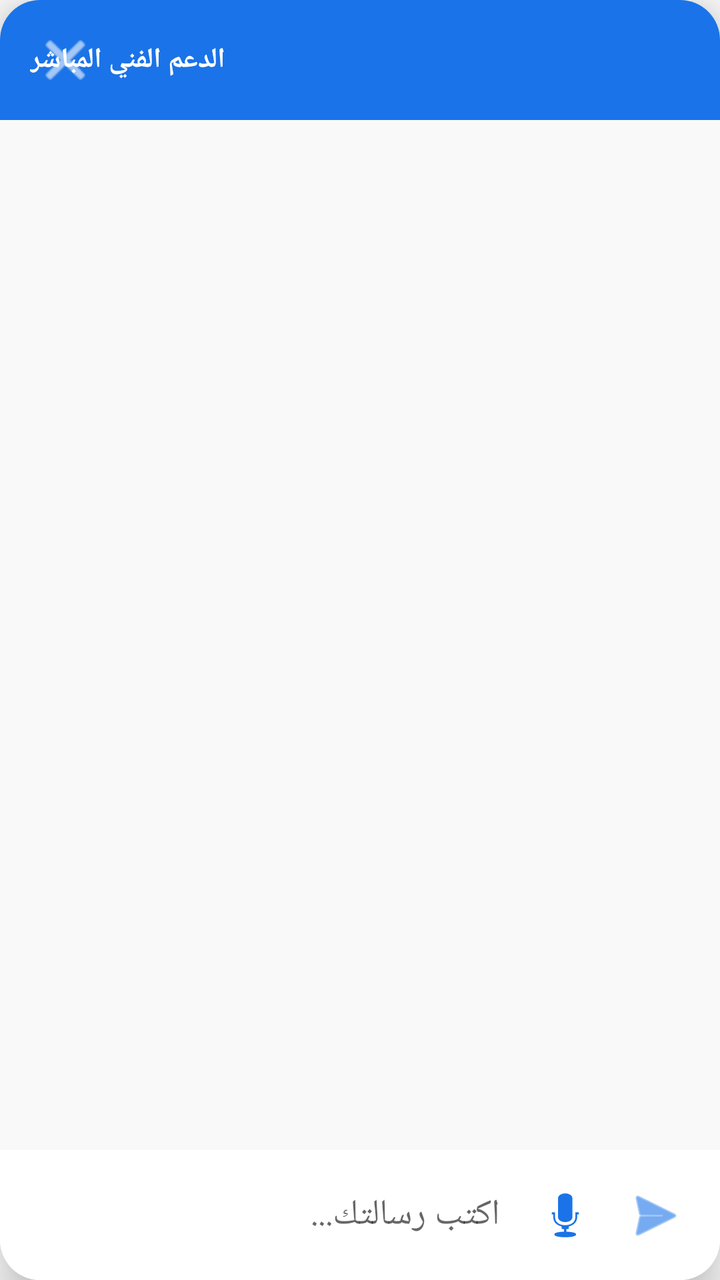
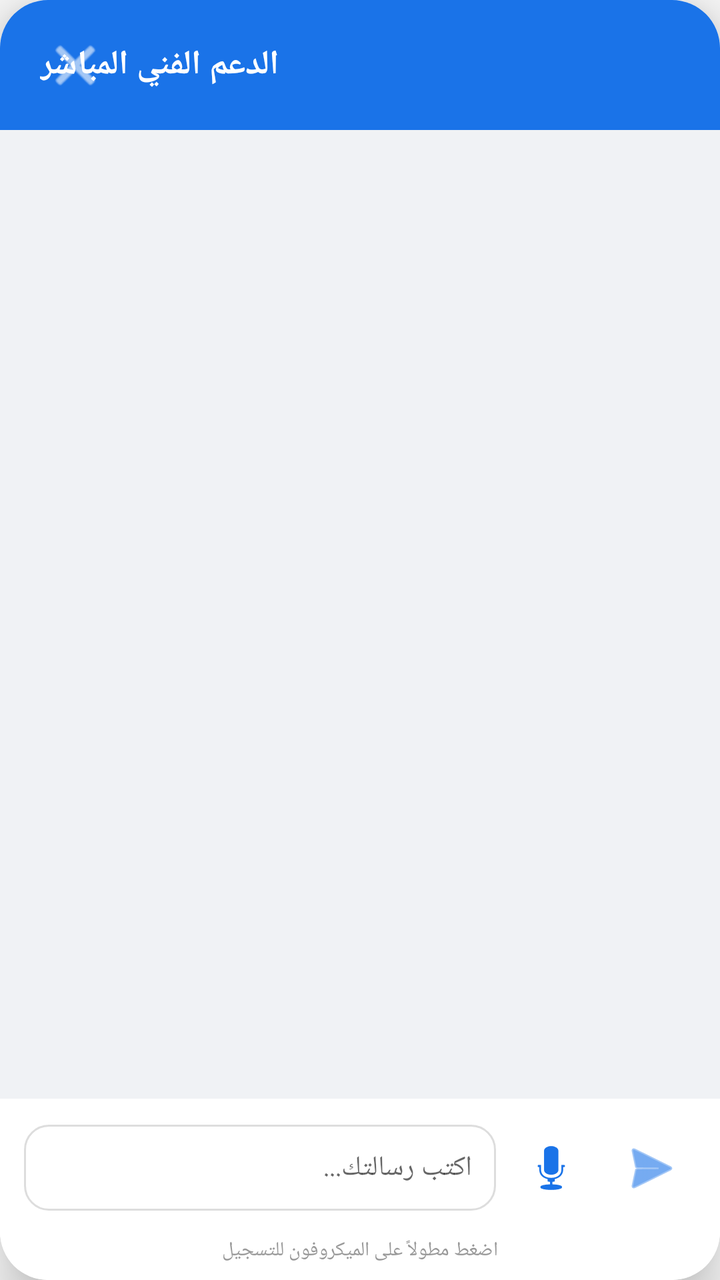

Screens rendered from an Android XML layout before and after an edit, with the pre-edit source and the edit as a unified diff.
<!-- AndroidManifest.xml: application theme Theme.AppCompat.Light.NoActionBar -->
<!-- res/layout/chat_layout.xml -->
<androidx.cardview.widget.CardView xmlns:android="http://schemas.android.com/apk/res/android"
    xmlns:app="http://schemas.android.com/apk/res-auto"
    android:layout_width="320dp"
    android:layout_height="450dp"
    app:cardCornerRadius="20dp"
    app:cardElevation="12dp">

    <LinearLayout
        android:layout_width="match_parent"
        android:layout_height="match_parent"
        android:orientation="vertical">

        <RelativeLayout
            android:layout_width="match_parent"
            android:layout_height="60dp"
            android:background="#1A73E8"
            android:padding="15dp">
            <TextView
                android:layout_width="wrap_content"
                android:layout_height="wrap_content"
                android:text="الدعم الفني المباشر"
                android:textColor="#FFFFFF"
                android:textStyle="bold"
                android:layout_centerVertical="true" />
            <ImageButton
                android:id="@+id/btnCloseChat"
                android:layout_width="35dp"
                android:layout_height="35dp"
                android:background="?attr/selectableItemBackgroundBorderless"
                android:src="@android:drawable/ic_menu_close_clear_cancel"
                android:layout_alignParentLeft="true"
                app:tint="#FFFFFF" />
        </RelativeLayout>

        <androidx.recyclerview.widget.RecyclerView
            android:id="@+id/rvMessages"
            android:layout_width="match_parent"
            android:layout_height="0dp"
            android:layout_weight="1"
            android:padding="10dp"
            android:background="#F9F9F9" />

        <LinearLayout
            android:layout_width="match_parent"
            android:layout_height="wrap_content"
            android:orientation="horizontal"
            android:padding="10dp"
            android:gravity="center_vertical"
            android:background="#FFFFFF">

            <EditText
                android:id="@+id/edtMessage"
                android:layout_width="0dp"
                android:layout_height="wrap_content"
                android:layout_weight="1"
                android:hint="اكتب رسالتك..."
                android:padding="10dp"
                android:background="@null" />

            <ImageButton
                android:id="@+id/btnRecord"
                android:layout_width="45dp"
                android:layout_height="45dp"
                android:src="@android:drawable/ic_btn_speak_now"
                android:background="?attr/selectableItemBackgroundBorderless"
                app:tint="#1A73E8" />

            <ImageButton
                android:id="@+id/btnSendMessage"
                android:layout_width="45dp"
                android:layout_height="45dp"
                android:src="@android:drawable/ic_menu_send"
                android:background="?attr/selectableItemBackgroundBorderless"
                app:tint="#1A73E8" />
        </LinearLayout>
    </LinearLayout>
</androidx.cardview.widget.CardView>
<!-- resources referenced by this layout -->
<resources>

</resources>

<!-- the commit's change to res/layout/chat_layout.xml (unified diff, before → after) -->
@@ -1,50 +1,54 @@
+<?xml version="1.0" encoding="utf-8"?>
 <androidx.cardview.widget.CardView xmlns:android="http://schemas.android.com/apk/res/android"
     xmlns:app="http://schemas.android.com/apk/res-auto"
     android:layout_width="320dp"
     android:layout_height="450dp"
-    app:cardCornerRadius="20dp"
-    app:cardElevation="12dp">
+    app:cardCornerRadius="24dp"
+    app:cardElevation="15dp">
 
     <LinearLayout
         android:layout_width="match_parent"
         android:layout_height="match_parent"
-        android:orientation="vertical">
+        android:orientation="vertical"
+        android:background="#FFFFFF">
 
         <RelativeLayout
             android:layout_width="match_parent"
-            android:layout_height="60dp"
+            android:layout_height="65dp"
             android:background="#1A73E8"
-            android:padding="15dp">
+            android:paddingHorizontal="20dp">
+
             <TextView
                 android:layout_width="wrap_content"
                 android:layout_height="wrap_content"
+                android:layout_centerVertical="true"
                 android:text="الدعم الفني المباشر"
                 android:textColor="#FFFFFF"
-                android:textStyle="bold"
-                android:layout_centerVertical="true" />
+                android:textSize="17sp"
+                android:textStyle="bold" />
+
             <ImageButton
                 android:id="@+id/btnCloseChat"
                 android:layout_width="35dp"
                 android:layout_height="35dp"
+                android:layout_alignParentLeft="true"
+                android:layout_centerVertical="true"
                 android:background="?attr/selectableItemBackgroundBorderless"
                 android:src="@android:drawable/ic_menu_close_clear_cancel"
-                android:layout_alignParentLeft="true"
                 app:tint="#FFFFFF" />
         </RelativeLayout>
 
-        <androidx.recyclerview.widget.RecyclerView
-            android:id="@+id/rvMessages"
+        <View
             android:layout_width="match_parent"
             android:layout_height="0dp"
             android:layout_weight="1"
-            android:padding="10dp"
-            android:background="#F9F9F9" />
+            android:background="#F0F2F5" />
 
         <LinearLayout
             android:layout_width="match_parent"
             android:layout_height="wrap_content"
             android:orientation="horizontal"
-            android:padding="10dp"
+            android:padding="12dp"
             android:gravity="center_vertical"
             android:background="#FFFFFF">
 
@@ -53,14 +57,18 @@
                 android:layout_width="0dp"
                 android:layout_height="wrap_content"
                 android:layout_weight="1"
+                android:background="@drawable/edittext_rounded"
                 android:hint="اكتب رسالتك..."
-                android:padding="10dp"
-                android:background="@null" />
+                android:padding="12dp"
+                android:textSize="14sp"
+                android:maxLines="3"
+                android:gravity="right" />
 
             <ImageButton
                 android:id="@+id/btnRecord"
                 android:layout_width="45dp"
                 android:layout_height="45dp"
+                android:layout_marginHorizontal="5dp"
                 android:src="@android:drawable/ic_btn_speak_now"
                 android:background="?attr/selectableItemBackgroundBorderless"
                 app:tint="#1A73E8" />
@@ -73,5 +81,14 @@
                 android:background="?attr/selectableItemBackgroundBorderless"
                 app:tint="#1A73E8" />
         </LinearLayout>
+
+        <TextView
+            android:layout_width="wrap_content"
+            android:layout_height="wrap_content"
+            android:layout_gravity="center"
+            android:text="اضغط مطولاً على الميكروفون للتسجيل"
+            android:textColor="#999999"
+            android:textSize="10sp"
+            android:layout_marginBottom="8dp" />
     </LinearLayout>
 </androidx.cardview.widget.CardView>
<!-- resource entries referenced after the edit -->
@@ -1,5 +1,18 @@
 <!-- resources referenced by this layout -->
 <resources>
-
+  <!-- drawable edittext_rounded (drawable) -->
+  <?xml version="1.0" encoding="utf-8"?>
+  <shape xmlns:android="http://schemas.android.com/apk/res/android">
+      <solid android:color="#FFFFFF"/>
+      <stroke
+          android:width="1dp"
+          android:color="#DDDDDD"/>
+      <corners android:radius="12dp"/>
+      <padding
+          android:left="10dp"
+          android:right="10dp"
+          android:top="10dp"
+          android:bottom="10dp"/>
+  </shape>
 </resources>
 
